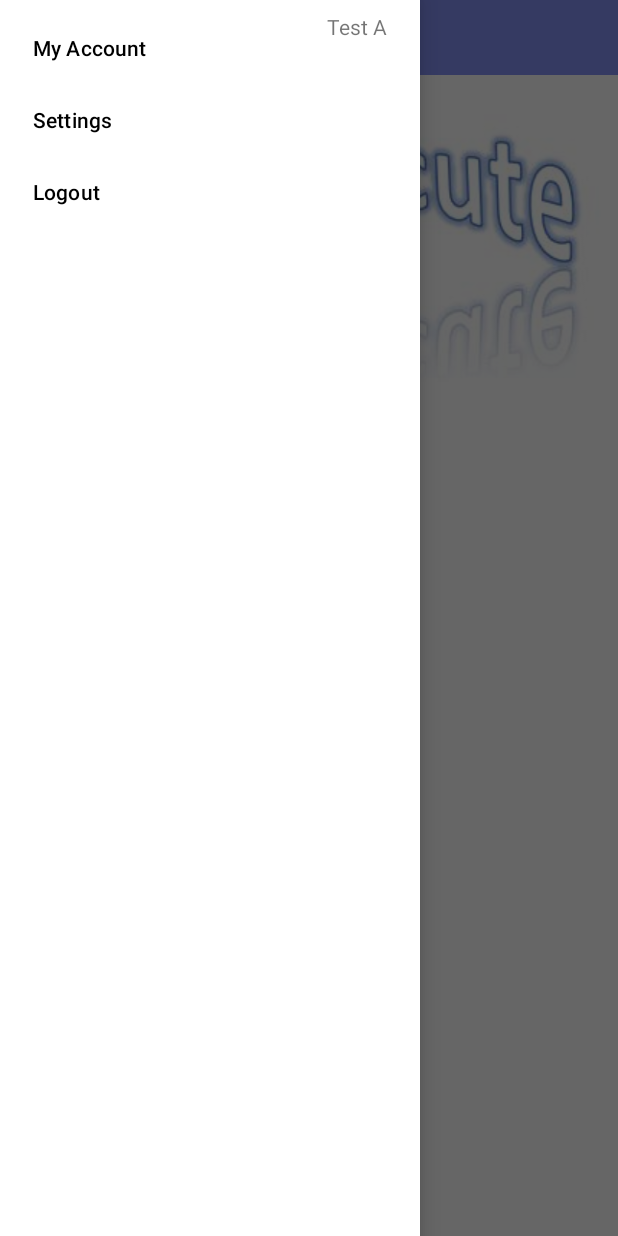
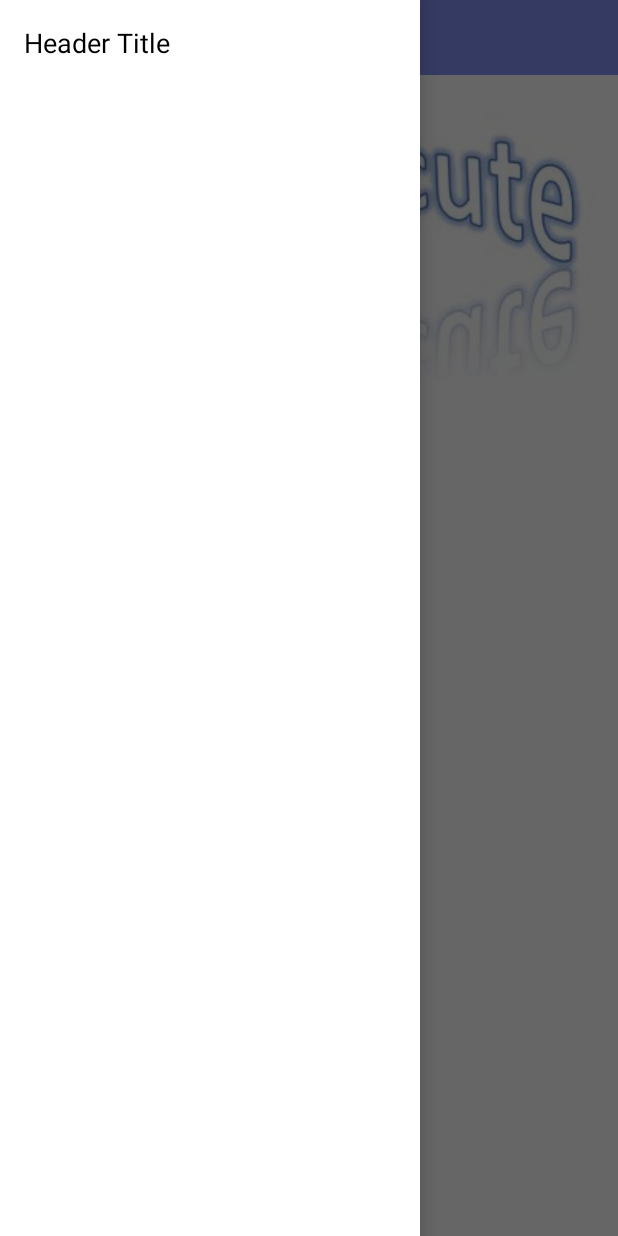
Before and after one commit to tony-nguyen-95/animal-list-android, an Android app: the screen it shows after launch (MainActivity), with the side drawer open, on a phone screen of 412 x 824 dp. Run offline under Robolectric (Android 15) with nearby library versions, the phone set to English and light mode, and no system bars.

Commit message:
feat: add navigation layout

```diff
--- a/app/src/main/res/layout/activity_main.xml
+++ b/app/src/main/res/layout/activity_main.xml
@@ -31,12 +31,12 @@
 
     </RelativeLayout>
 
-    <!-- NavigationView for the drawer -->
+    <!-- NavigationView for the drawer with custom layout -->
     <com.google.android.material.navigation.NavigationView
         android:id="@+id/navigation_view"
         android:layout_width="wrap_content"
         android:layout_height="match_parent"
         android:layout_gravity="start"
-        app:menu="@menu/navigation_menu" />
+        app:headerLayout="@layout/custom_navigation_header" />
 
 </androidx.drawerlayout.widget.DrawerLayout>
--- /dev/null
+++ b/app/src/main/res/layout/custom_navigation_header.xml
@@ -0,0 +1,17 @@
+<!-- custom_navigation_header.xml -->
+<LinearLayout xmlns:android="http://schemas.android.com/apk/res/android"
+    android:layout_width="match_parent"
+    android:layout_height="wrap_content"
+    android:orientation="vertical"
+    android:padding="16dp"
+    android:background="@color/white">
+
+    <TextView
+        android:layout_width="match_parent"
+        android:layout_height="wrap_content"
+        android:text="Header Title"
+        android:textSize="18sp"
+        android:textColor="@android:color/black" />
+
+    <!-- Add any other views you want in the header -->
+</LinearLayout>
--- a/app/src/main/res/layout/view_alertsbadge.xml
+++ b/app/src/main/res/layout/view_alertsbadge.xml
@@ -6,6 +6,7 @@
         android:layout_width="match_parent"
         android:layout_height="match_parent"
         android:text="Test A"
+        android:textColor="@color/black"
         />
 
 
```
